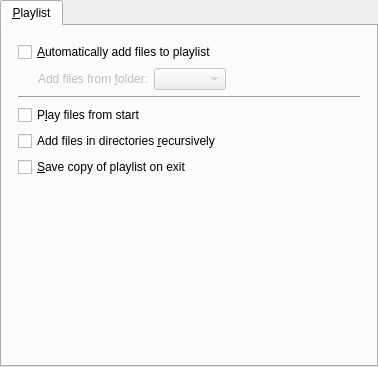
This is src/gui/pref/prefplaylist.ui in wilbert2000/wzplayer as Qt 5 draws it before an edit. The edited form follows.
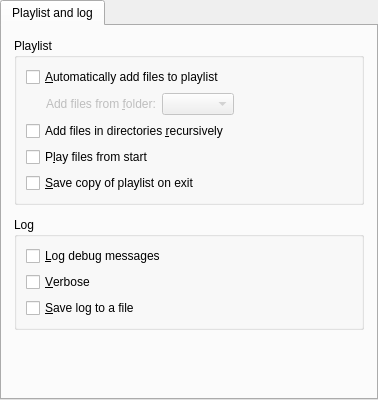
This is the edited form.

Commit message: Moved advanced log tab to playlist section

What changed in the file:
```diff
--- a/src/gui/pref/prefplaylist.ui
+++ b/src/gui/pref/prefplaylist.ui
@@ -7,7 +7,7 @@
     <x>0</x>
     <y>0</y>
     <width>378</width>
-    <height>367</height>
+    <height>400</height>
    </rect>
   </property>
   <layout class="QVBoxLayout">
@@ -15,18 +15,36 @@
     <number>0</number>
    </property>
    <item>
-    <widget class="QTabWidget" name="playlist_tab">
+    <widget class="QTabWidget" name="playlist_tabwidget">
      <property name="currentIndex">
       <number>0</number>
      </property>
-     <widget class="QWidget" name="tab">
+     <widget class="QWidget" name="playlist_tab">
       <attribute name="title">
-       <string>&amp;Playlist</string>
+       <string>Playlist and log</string>
       </attribute>
       <layout class="QVBoxLayout">
+       <property name="spacing">
+        <number>12</number>
+       </property>
        <property name="margin">
-        <number>16</number>
+        <number>12</number>
        </property>
+       <item>
+        <widget class="QGroupBox" name="playlist_group">
+         <property name="minimumSize">
+          <size>
+           <width>0</width>
+           <height>32</height>
+          </size>
+         </property>
+         <property name="title">
+          <string>Playlist</string>
+         </property>
+         <property name="flat">
+          <bool>true</bool>
+         </property>
+         <layout class="QVBoxLayout" name="verticalLayout_2">
        <item>
         <widget class="QCheckBox" name="auto_add_to_playlist_check">
          <property name="text">
@@ -87,26 +105,6 @@
          </item>
         </layout>
        </item>
-       <item>
-        <widget class="Line" name="line">
-         <property name="sizePolicy">
-          <sizepolicy hsizetype="Expanding" vsizetype="Fixed">
-           <horstretch>0</horstretch>
-           <verstretch>0</verstretch>
-          </sizepolicy>
-         </property>
-         <property name="orientation">
-          <enum>Qt::Horizontal</enum>
-         </property>
-        </widget>
-       </item>
-       <item>
-        <widget class="QCheckBox" name="play_from_start_check">
-         <property name="text">
-          <string>P&amp;lay files from start</string>
-         </property>
-        </widget>
-       </item>
        <item>
         <widget class="QCheckBox" name="recursive_check">
          <property name="text">
@@ -114,6 +112,13 @@
          </property>
         </widget>
        </item>
+          <item>
+           <widget class="QCheckBox" name="play_from_start_check">
+            <property name="text">
+             <string>P&amp;lay files from start</string>
+            </property>
+           </widget>
+          </item>
        <item>
         <widget class="QCheckBox" name="autosave_on_exit_check">
          <property name="text">
@@ -121,6 +126,60 @@
          </property>
         </widget>
        </item>
+         </layout>
+        </widget>
+       </item>
+       <item>
+        <widget class="QGroupBox" name="log_group">
+         <property name="title">
+          <string>Log</string>
+         </property>
+         <property name="flat">
+          <bool>true</bool>
+         </property>
+         <layout class="QVBoxLayout" name="verticalLayout">
+          <item alignment="Qt::AlignTop">
+           <widget class="QCheckBox" name="log_debug_check">
+            <property name="text">
+             <string>&amp;Log debug messages</string>
+            </property>
+           </widget>
+          </item>
+          <item>
+           <widget class="QCheckBox" name="log_verbose_check">
+            <property name="enabled">
+             <bool>true</bool>
+            </property>
+            <property name="sizePolicy">
+             <sizepolicy hsizetype="Expanding" vsizetype="Fixed">
+              <horstretch>0</horstretch>
+              <verstretch>0</verstretch>
+             </sizepolicy>
+            </property>
+            <property name="text">
+             <string>&amp;Verbose</string>
+            </property>
+           </widget>
+          </item>
+          <item>
+           <widget class="QCheckBox" name="log_file_check">
+            <property name="enabled">
+             <bool>true</bool>
+            </property>
+            <property name="sizePolicy">
+             <sizepolicy hsizetype="MinimumExpanding" vsizetype="Fixed">
+              <horstretch>0</horstretch>
+              <verstretch>0</verstretch>
+             </sizepolicy>
+            </property>
+            <property name="text">
+             <string>&amp;Save log to a file</string>
+            </property>
+           </widget>
+          </item>
+         </layout>
+        </widget>
+       </item>
        <item>
         <spacer>
          <property name="orientation">
```
Left out of the diff: 7 changed lines with no effect on the pictures. Lines whose indentation alone changed are shown as unchanged. The commit also changes 5 other files.
